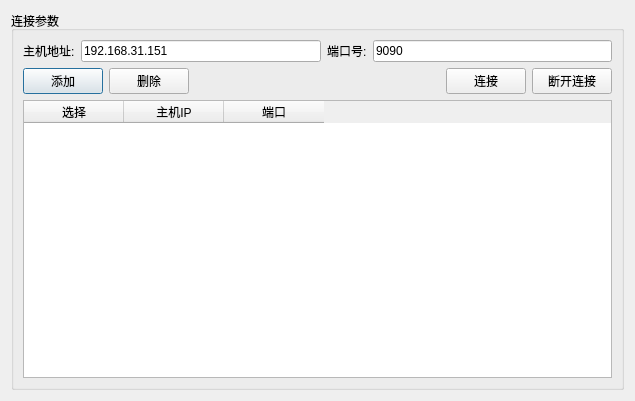
Before: the Qt Designer form ui/connectDialog.ui in Timelees/RobanWeb, drawn with Qt 5.
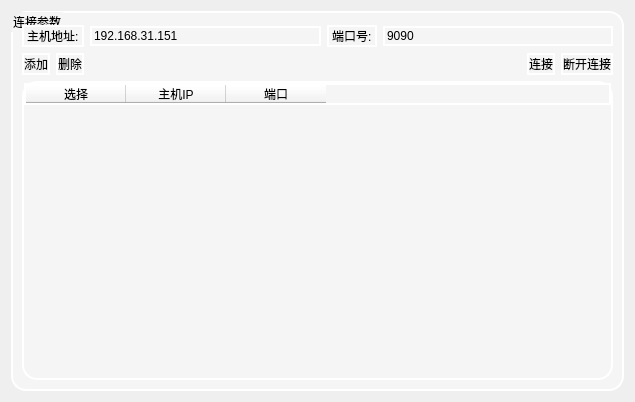
After: the same form once the commit is applied.

```diff
--- a/ui/connectDialog.ui
+++ b/ui/connectDialog.ui
@@ -7,7 +7,7 @@
     <x>0</x>
     <y>0</y>
     <width>635</width>
-    <height>401</height>
+    <height>402</height>
    </rect>
   </property>
   <property name="windowTitle">
@@ -16,10 +16,19 @@
   <layout class="QVBoxLayout" name="verticalLayout">
    <item>
     <widget class="QGroupBox" name="groupBox">
+     <property name="styleSheet">
+      <string notr="true">background-color: rgb(245, 245, 245);
+border:2px solid rgb(255, 255, 255);
+border-radius:15px
+</string>
+     </property>
      <property name="title">
       <string>连接参数</string>
      </property>
      <layout class="QVBoxLayout" name="verticalLayout_4">
+      <property name="topMargin">
+       <number>12</number>
+      </property>
       <item>
        <layout class="QVBoxLayout" name="verticalLayout_3">
         <item>
```
